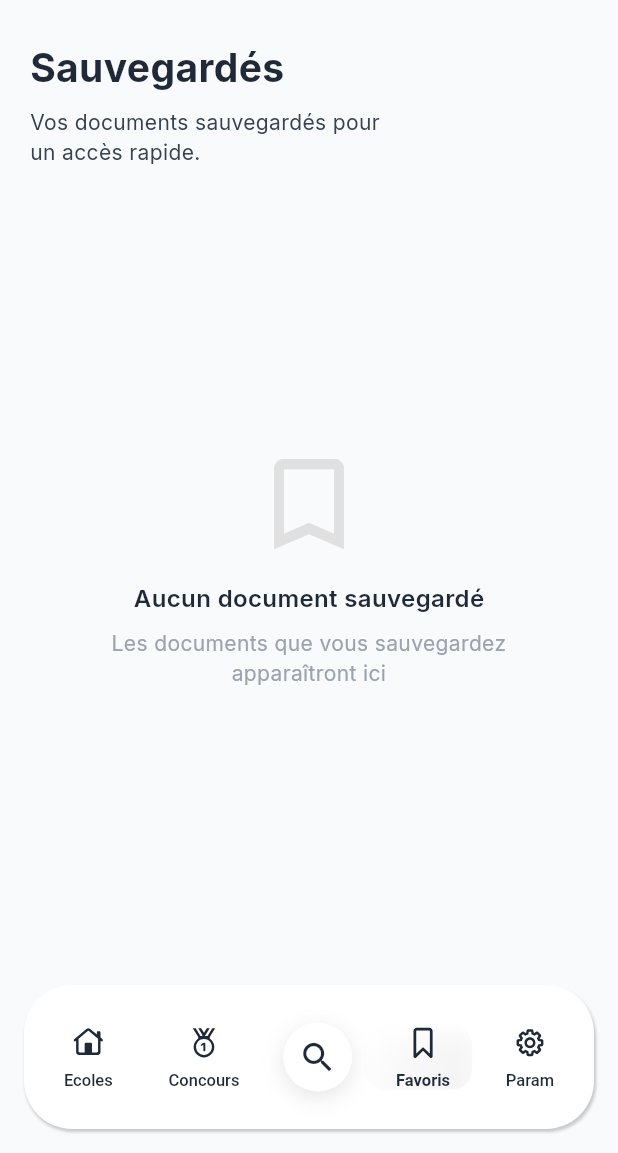
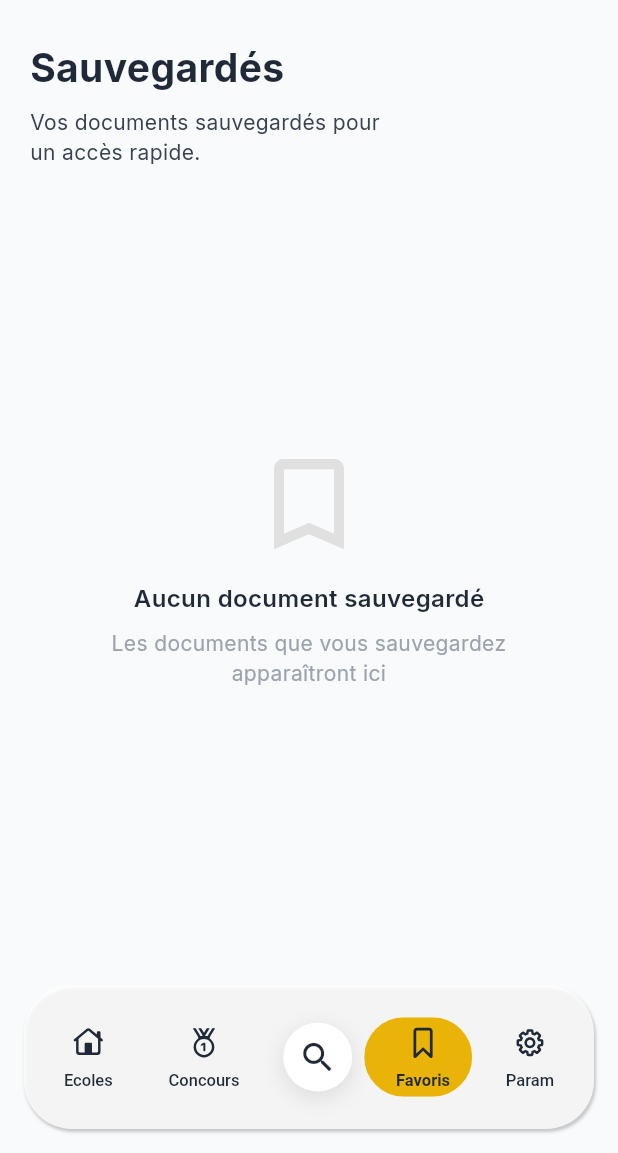
Before and after one commit to Rahim10020/docstore, a Flutter app: the screen it shows after launch, swiped to page 4, on a phone screen of 412 x 824 dp, the part 83-1236 px from its top. Run offline on Flutter 3.47's test engine with Material 3 defaults, Android fonts, the phone set to English and light mode, and no system bars; our stand-ins replace appwrite, flutter_riverpod, flutter_svg, google_fonts, logger, share_plus and 2 more; missing offline and left inert: flutter_cached_pdfview; network calls fail.

Commit message:
avancee dans modif couleurs bottom nav bar

```diff
--- a/lib/ui/widgets/bottom_nav_bar.dart
+++ b/lib/ui/widgets/bottom_nav_bar.dart
@@ -29,7 +29,7 @@ class _DocStoreBottomNavBarState extends State<DocStoreBottomNavBar>
       margin: const EdgeInsets.fromLTRB(16, 0, 16, 16),
       // outer background of the bar
       decoration: BoxDecoration(
-        color: Colors.white,
+        color: Colors.white.withValues(alpha: 0.8),
         borderRadius: BorderRadius.circular(32),
         boxShadow: [
           BoxShadow(
@@ -53,9 +53,9 @@ class _DocStoreBottomNavBarState extends State<DocStoreBottomNavBar>
                 final alignX = -1.0 + widget.currentIndex * step;
                 final isCenter = widget.currentIndex == 2;
 
-                final double highlightWidth = isCenter ? 64 : 72;
-                final double highlightHeight = isCenter ? 64 : 44;
-                final double borderRadius = isCenter ? 36 : 14;
+                final double highlightWidth = isCenter ? 60 : 72;
+                final double highlightHeight = isCenter ? 60 : 53;
+                final double borderRadius = isCenter ? 36 : 30;
 
                 return AnimatedAlign(
                   alignment: Alignment(alignX, 0),
@@ -75,7 +75,7 @@ class _DocStoreBottomNavBarState extends State<DocStoreBottomNavBar>
                             gradient: LinearGradient(
                               begin: Alignment.topLeft,
                               end: Alignment.bottomRight,
-                              colors: [Colors.white, Colors.white.withValues(alpha: 0.12)],
+                              colors: [AppTheme.primaryYellow, AppTheme.primaryYellow],
                             ),
                             border: Border.all(
                               color: Colors.white.withValues(alpha: 0.08),
@@ -83,9 +83,9 @@ class _DocStoreBottomNavBarState extends State<DocStoreBottomNavBar>
                             ),
                             boxShadow: [
                               BoxShadow(
-                                color: Colors.black.withValues(alpha: 0.06),
+                                color: Colors.black.withValues(alpha: 0.12),
                                 blurRadius: 12,
-                                offset: const Offset(0, 6),
+                                offset: const Offset(0, 4),
                               ),
                             ],
                           ),
@@ -163,7 +163,7 @@ class _AnimatedNavItem extends StatelessWidget {
 
   @override
   Widget build(BuildContext context) {
-    final activeColor = AppTheme.primaryPurple;
+    final activeColor = AppTheme.textPrimary;
     final inactiveColor = AppTheme.textPrimary;
 
     return InkWell(
```
